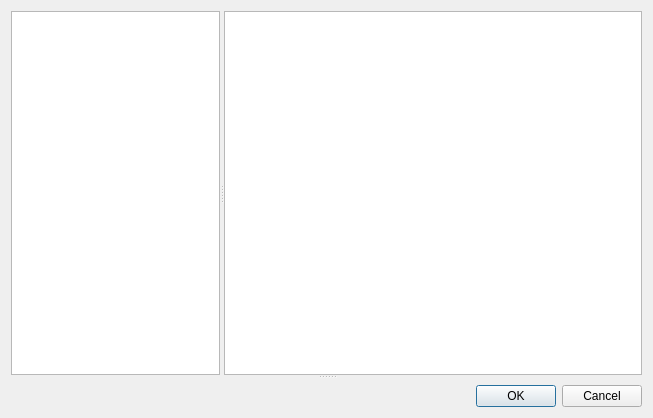
This is src/apps/mvvm-folders/preferenceswidget.ui in august-alt/policy-preferences-editor-prototype as Qt 5 draws it before an edit. The edited form follows.
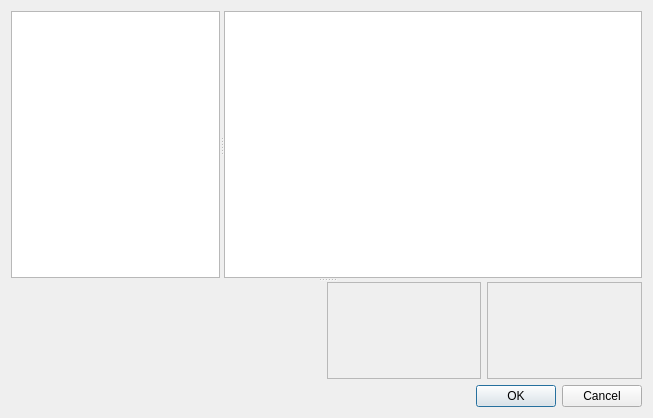
This is the edited form. Custom widgets are drawn as their Qt base class.

```diff
--- a/src/apps/mvvm-folders/preferenceswidget.ui
+++ b/src/apps/mvvm-folders/preferenceswidget.ui
@@ -42,26 +42,6 @@
      </widget>
      <widget class="QWidget" name="widget" native="true">
       <layout class="QGridLayout" name="gridLayout_2">
-       <item row="0" column="1">
-        <widget class="mvvm_folders::CommonView" name="commonWidget" native="true">
-         <property name="sizePolicy">
-          <sizepolicy hsizetype="Preferred" vsizetype="Preferred">
-           <horstretch>1</horstretch>
-           <verstretch>0</verstretch>
-          </sizepolicy>
-         </property>
-        </widget>
-       </item>
-       <item row="0" column="2">
-        <widget class="mvvm_folders::FolderView" name="folderWidget" native="true">
-         <property name="sizePolicy">
-          <sizepolicy hsizetype="Preferred" vsizetype="Preferred">
-           <horstretch>1</horstretch>
-           <verstretch>0</verstretch>
-          </sizepolicy>
-         </property>
-        </widget>
-       </item>
        <item row="0" column="0">
         <widget class="QWidget" name="widget_2" native="true">
          <property name="sizePolicy">
@@ -72,6 +52,52 @@
          </property>
         </widget>
        </item>
+       <item row="0" column="1">
+        <widget class="QScrollArea" name="commonScrollArea">
+         <property name="sizePolicy">
+          <sizepolicy hsizetype="Expanding" vsizetype="Expanding">
+           <horstretch>1</horstretch>
+           <verstretch>0</verstretch>
+          </sizepolicy>
+         </property>
+         <property name="widgetResizable">
+          <bool>true</bool>
+         </property>
+         <widget class="mvvm_folders::CommonView" name="commonWidget">
+          <property name="geometry">
+           <rect>
+            <x>0</x>
+            <y>0</y>
+            <width>150</width>
+            <height>64</height>
+           </rect>
+          </property>
+         </widget>
+        </widget>
+       </item>
+       <item row="0" column="2">
+        <widget class="QScrollArea" name="contentScrollArea">
+         <property name="sizePolicy">
+          <sizepolicy hsizetype="Expanding" vsizetype="Expanding">
+           <horstretch>1</horstretch>
+           <verstretch>0</verstretch>
+          </sizepolicy>
+         </property>
+         <property name="widgetResizable">
+          <bool>true</bool>
+         </property>
+         <widget class="QWidget" name="scrollAreaWidgetContents">
+          <property name="geometry">
+           <rect>
+            <x>0</x>
+            <y>0</y>
+            <width>151</width>
+            <height>64</height>
+           </rect>
+          </property>
+         </widget>
+        </widget>
+       </item>
       </layout>
      </widget>
     </widget>
@@ -86,15 +112,6 @@
   </layout>
  </widget>
  <customwidgets>
-  <customwidget>
-   <class>mvvm_folders::FolderView</class>
-   <extends>QWidget</extends>
-   <header>folders/folderview.h</header>
-   <container>1</container>
-   <slots>
-    <slot>submit()</slot>
-   </slots>
-  </customwidget>
   <customwidget>
    <class>mvvm_folders::CommonView</class>
    <extends>QWidget</extends>
```
Left out of the diff: 35 changed lines with no effect on the pictures.
